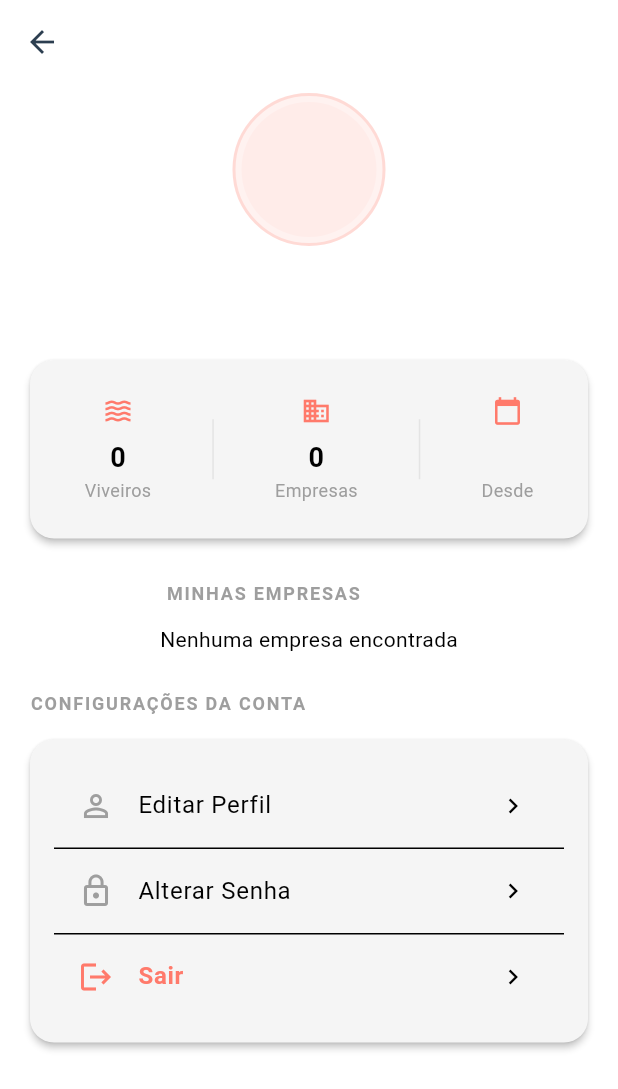
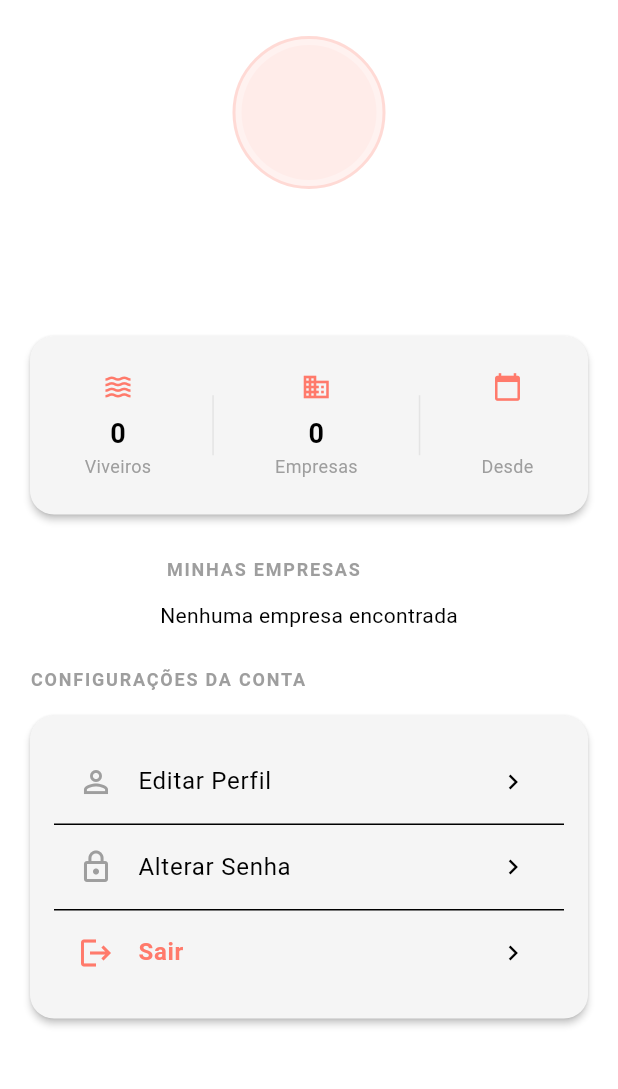
Before and after one commit to italomsilva/zidasp_app, a Flutter app: the ProfilePage screen opened directly, on a phone screen of 412 x 824 dp. Shown: the top 1089 px of the screen. Run offline on Flutter 3.47's test engine with Material 3 defaults, Android fonts, the phone set to English and light mode, and no system bars; our stand-ins replace dio, flutter_secure_storage, font_awesome_flutter, get_it, mask_text_input_formatter, shared_preferences and 1 more; accounts and stored records are empty.

Commit message:
feat: implement user profile page and update project documentation with stack details

```diff
--- a/lib/modules/auth/pages/profile_page.dart
+++ b/lib/modules/auth/pages/profile_page.dart
@@ -52,17 +52,14 @@ class _ProfilePageState extends State<ProfilePage> {
   }
 
   Widget _buildSliverHeader(BuildContext context) {
-    return SliverAppBar(
-      expandedHeight: 220,
-      pinned: true,
-      elevation: 0,
-      backgroundColor: Theme.of(context).scaffoldBackgroundColor,
-      flexibleSpace: FlexibleSpaceBar(
-        background: Center(
+    return SliverToBoxAdapter(
+      child: SafeArea(
+        bottom: false,
+        child: Padding(
+          padding: const EdgeInsets.symmetric(vertical: 24.0),
           child: Column(
             mainAxisAlignment: MainAxisAlignment.center,
             children: [
-              const SizedBox(height: 60),
               _buildAvatar(),
               const SizedBox(height: 16),
               _buildUserNameAndEmail(context),
```
Also changed, not shown: 2 other files.
